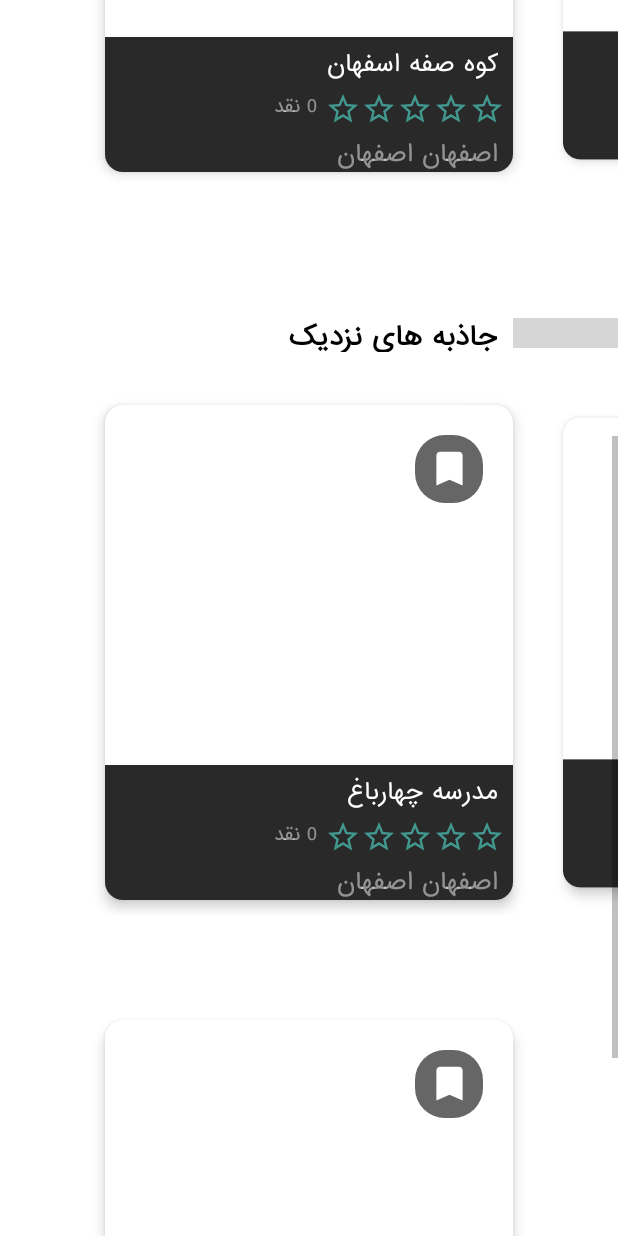
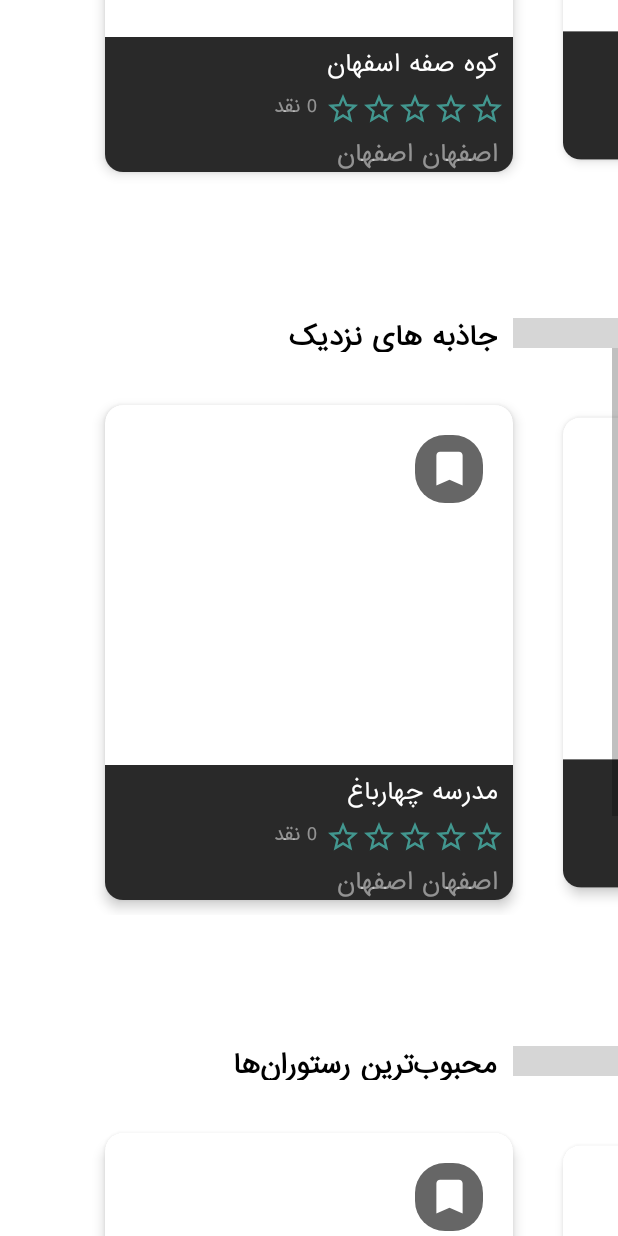
Before and after one commit to seyed-sabbagh/HotelAbbasi_koochita, an Android app: the screen it shows after launch (MainActivity), scrolled down 576 dp, on a phone screen of 412 x 824 dp. Run offline under Robolectric (Android 15) with nearby library versions, the phone set to English and light mode, and no system bars; our stand-ins replace Picasso; libraries missing offline, so code that uses them is left out: com.denzcoskun.imageslider, com.flaviofaria.kenburnsview; plain views replace KenBurnsView; pictures from the network do not load; 16 statements that could not run were skipped; grey boxes are pictures that could not be loaded.

Commit message:
add SliderEghamatAdapter

```diff
--- a/app/src/main/java/com/example/hotelabbasi/MainActivity.java
+++ b/app/src/main/java/com/example/hotelabbasi/MainActivity.java
@@ -21,6 +21,7 @@ public class MainActivity extends AppCompatActivity {
     ViewPager2 JazebeViewPager;
     ViewPager2 locationViewPager;
     ViewPager2 ResturanViewPager;
+    ViewPager2 EghamatViewPager;
 
     @Override
     protected void onCreate(Bundle savedInstanceState) {
@@ -29,50 +30,14 @@ public class MainActivity extends AppCompatActivity {
 
         ImageSliderTop();
         jazebeViewPager();
+        EghamatViewPager();
         locationViewPager();
+        ResturanViewPager();
         compositePageTransformer();
-        ResturanViewPager();
-
     }
-
-    private void ResturanViewPager() {
-        ResturanViewPager = findViewById(R.id.locationsviewPager3);
-        List<SliderModelResturan> sliderModelResturans = new ArrayList<>();
-
-        SliderModelResturan sliderModelResturan = new SliderModelResturan();
-        sliderModelResturan.imageUrl = "https://static.koochita.com/_images/amaken/chahar_bagh_school/f-1.jpg";
-        sliderModelResturan.title = "مدرسه چهارباغ";
-        sliderModelResturan.location = "اصفهان اصفهان";
-        sliderModelResturan.starRating = 4.5f;
-        sliderModelResturans.add(sliderModelResturan);
-
-
-        SliderModelResturan sliderModelResturan2 = new SliderModelResturan();
-        sliderModelResturan2.imageUrl = "https://static.koochita.com/_images/amaken/chahar_bagh_school/f-1.jpg";
-        sliderModelResturan2.title = "مدرسه چهارباغ";
-        sliderModelResturan2.location = "اصفهان اصفهان";
-        sliderModelResturan2.starRating = 4.5f;
-        sliderModelResturans.add(sliderModelResturan);
-
-
-        SliderModelResturan sliderModelResturan3 = new SliderModelResturan();
-        sliderModelResturan3.imageUrl = "https://static.koochita.com/_images/amaken/chahar_bagh_school/f-1.jpg";
-        sliderModelResturan3.title = "مدرسه چهارباغ";
-        sliderModelResturan3.location = "اصفهان اصفهان";
-        sliderModelResturan3.starRating = 4.5f;
-        sliderModelResturans.add(sliderModelResturan);
-
-       ResturanViewPager.setAdapter(new SliderRestaurantsAdapter(sliderModelResturans));
-
-
-       ResturanViewPager.setClipToPadding(false);
-       ResturanViewPager.setClipChildren(false);
-       ResturanViewPager.setOffscreenPageLimit(3);
-       ResturanViewPager.getChildAt(0).setOverScrollMode(RecyclerView.OVER_SCROLL_NEVER);
 
 
 
-    }
 
     private void ImageSliderTop() {
         ImageSlider imageSlider = findViewById(R.id.image_slider);
@@ -103,6 +68,9 @@ public class MainActivity extends AppCompatActivity {
 
         JazebeViewPager.setPageTransformer(compositePageTransformer);
 
+        ResturanViewPager.setPageTransformer(compositePageTransformer);
+
+        EghamatViewPager.setPageTransformer(compositePageTransformer);
 
     }
 
@@ -148,6 +116,84 @@ public class MainActivity extends AppCompatActivity {
 
     }
 
+    private void ResturanViewPager() {
+        ResturanViewPager = findViewById(R.id.locationsviewPager3);
+        List<SliderModelResturan> sliderModelResturans = new ArrayList<>();
+
+        SliderModelResturan sliderModelResturan = new SliderModelResturan();
+        sliderModelResturan.imageUrl = "https://static.koochita.com/_images/amaken/chahar_bagh_school/f-1.jpg";
+        sliderModelResturan.title = "مدرسه چهارباغ";
+        sliderModelResturan.location = "اصفهان اصفهان";
+        sliderModelResturan.starRating = 4.5f;
+        sliderModelResturans.add(sliderModelResturan);
+
+
+        SliderModelResturan sliderModelResturan2 = new SliderModelResturan();
+        sliderModelResturan2.imageUrl = "https://static.koochita.com/_images/amaken/chahar_bagh_school/f-1.jpg";
+        sliderModelResturan2.title = "مدرسه چهارباغ";
+        sliderModelResturan2.location = "اصفهان اصفهان";
+        sliderModelResturan2.starRating = 4.5f;
+        sliderModelResturans.add(sliderModelResturan);
+
+
+        SliderModelResturan sliderModelResturan3 = new SliderModelResturan();
+        sliderModelResturan3.imageUrl = "https://static.koochita.com/_images/amaken/chahar_bagh_school/f-1.jpg";
+        sliderModelResturan3.title = "مدرسه چهارباغ";
+        sliderModelResturan3.location = "اصفهان اصفهان";
+        sliderModelResturan3.starRating = 4.5f;
+        sliderModelResturans.add(sliderModelResturan);
+
+        ResturanViewPager.setAdapter(new SliderRestaurantsAdapter(sliderModelResturans));
+
+
+        ResturanViewPager.setClipToPadding(false);
+        ResturanViewPager.setClipChildren(false);
+        ResturanViewPager.setOffscreenPageLimit(3);
+        ResturanViewPager.getChildAt(0).setOverScrollMode(RecyclerView.OVER_SCROLL_NEVER);
+
+
+
+    }
+
+    private void EghamatViewPager() {
+        EghamatViewPager =findViewById(R.id.locationsviewPager4);
+
+        List<SliderModelEghamat> sliderModelEghamats = new ArrayList<>();
+
+        SliderModelEghamat sliderModelEghamat = new SliderModelEghamat();
+
+
+        sliderModelEghamat.imageUrl = "https://static.koochita.com/_images/majara/soffe/f-1.jpg";
+        sliderModelEghamat.title = "کوه صفه اسفهان";
+        sliderModelEghamat.location = "اصفهان اصفهان";
+        sliderModelEghamat.starRating = 4.5f;
+        sliderModelEghamats.add(sliderModelEghamat);
+
+
+        sliderModelEghamat.imageUrl = "https://static.koochita.com/_images/majara/soffe/f-1.jpg";
+        sliderModelEghamat.title = "کوه صفه اسفهان";
+        sliderModelEghamat.location = "اصفهان اصفهان";
+        sliderModelEghamat.starRating = 4.5f;
+        sliderModelEghamats.add(sliderModelEghamat);
+
+
+        sliderModelEghamat.imageUrl = "https://static.koochita.com/_images/majara/soffe/f-1.jpg";
+        sliderModelEghamat.title = "کوه صفه اسفهان";
+        sliderModelEghamat.location = "اصفهان اصفهان";
+        sliderModelEghamat.starRating = 4.5f;
+        sliderModelEghamats.add(sliderModelEghamat);
+
+
+        EghamatViewPager.setAdapter(new SliderEghamatAdapter(sliderModelEghamats));
+
+
+        EghamatViewPager.setClipToPadding(false);
+        EghamatViewPager.setClipChildren(false);
+        EghamatViewPager.setOffscreenPageLimit(10);
+        EghamatViewPager.getChildAt(0).setOverScrollMode(RecyclerView.OVER_SCROLL_NEVER);
+
+    }
+
     private void jazebeViewPager() {
 
 
--- /dev/null
+++ b/app/src/main/java/com/example/hotelabbasi/SliderEghamatAdapter.java
@@ -0,0 +1,61 @@
+package com.example.hotelabbasi;
+
+import android.view.LayoutInflater;
+import android.view.View;
+import android.view.ViewGroup;
+import android.widget.TextView;
+
+import androidx.annotation.NonNull;
+import androidx.recyclerview.widget.RecyclerView;
+
+import com.flaviofaria.kenburnsview.KenBurnsView;
+import com.squareup.picasso.Picasso;
+
+import java.util.List;
+
+public class SliderEghamatAdapter extends RecyclerView.Adapter<SliderEghamatAdapter.TravelLocationViewHolder>{
+
+    private List<SliderModelEghamat> sliderModelEghamats;
+
+    public SliderEghamatAdapter(List<SliderModelEghamat> sliderModelEghamats) {
+        this.sliderModelEghamats = sliderModelEghamats;
+    }
+
+    @NonNull
+    @Override
+    public TravelLocationViewHolder onCreateViewHolder(@NonNull ViewGroup parent, int viewType) {
+        return new TravelLocationViewHolder(
+                LayoutInflater.from(parent.getContext()).inflate(R.layout.item_container_location,
+                        parent,false));
+    }
+
+    @Override
+    public void onBindViewHolder(@NonNull TravelLocationViewHolder holder, int position) {
+        holder.setLocationData(sliderModelEghamats.get(position));
+
+    }
+
+    @Override
+    public int getItemCount() {
+        return sliderModelEghamats.size();
+    }
+
+    static class TravelLocationViewHolder extends RecyclerView.ViewHolder{
+
+        private KenBurnsView kbvLocation;
+        private TextView txtTitle, txtLocation;
+
+        public TravelLocationViewHolder(@NonNull View itemView) {
+            super(itemView);
+
+            kbvLocation = itemView.findViewById(R.id.kbvLocation);
+            txtTitle = itemView.findViewById(R.id.txtTitle);
+            txtLocation = itemView.findViewById(R.id.txtlocation);
+        }
+        void setLocationData (SliderModelEghamat sliderModelEghamat){
+            Picasso.get().load(sliderModelEghamat.imageUrl).into(kbvLocation);
+            txtTitle.setText(sliderModelEghamat.title);
+            txtLocation.setText(sliderModelEghamat.location);
+        }
+    }
+}
--- /dev/null
+++ b/app/src/main/java/com/example/hotelabbasi/SliderModelEghamat.java
@@ -0,0 +1,8 @@
+package com.example.hotelabbasi;
+
+public class SliderModelEghamat {
+
+    public String title,location,imageUrl;
+    public float starRating;
+
+}
--- a/app/src/main/res/layout/activity_main.xml
+++ b/app/src/main/res/layout/activity_main.xml
@@ -157,8 +157,45 @@
             android:paddingStart="60dp"
             android:paddingEnd="60dp" />
 
+        <LinearLayout
+            android:layout_width="wrap_content"
+            android:layout_height="35dp"
+            android:layout_gravity="end"
+            android:layout_marginTop="40dp"
+            android:orientation="horizontal">
+
+            <TextView
+                android:layout_width="wrap_content"
+                android:layout_height="wrap_content"
+                android:layout_gravity="bottom"
+                android:layout_marginEnd="5dp"
+                android:fontFamily="@font/iransans"
+                android:gravity="center"
+                android:padding="5dp"
+                android:text="محبوب‌ترین رستوران‌ها"
+                android:textColor="@color/black"
+                android:textSize="17sp"
+                android:textStyle="bold" />
+
+            <ImageView
+                android:layout_width="70dp"
+                android:layout_height="20dp"
+                android:layout_gravity="center"
+                android:scaleType="centerInside"
+                android:src="@drawable/koochitalogo" />
+        </LinearLayout>
+
         <androidx.viewpager2.widget.ViewPager2
             android:id="@+id/locationsviewPager3"
+            android:layout_width="match_parent"
+            android:layout_height="350dp"
+            android:layout_marginTop="20dp"
+            android:layout_marginBottom="40dp"
+            android:paddingStart="60dp"
+            android:paddingEnd="60dp" />
+
+        <androidx.viewpager2.widget.ViewPager2
+            android:id="@+id/locationsviewPager4"
             android:layout_width="match_parent"
             android:layout_height="350dp"
             android:layout_marginTop="20dp"
```
